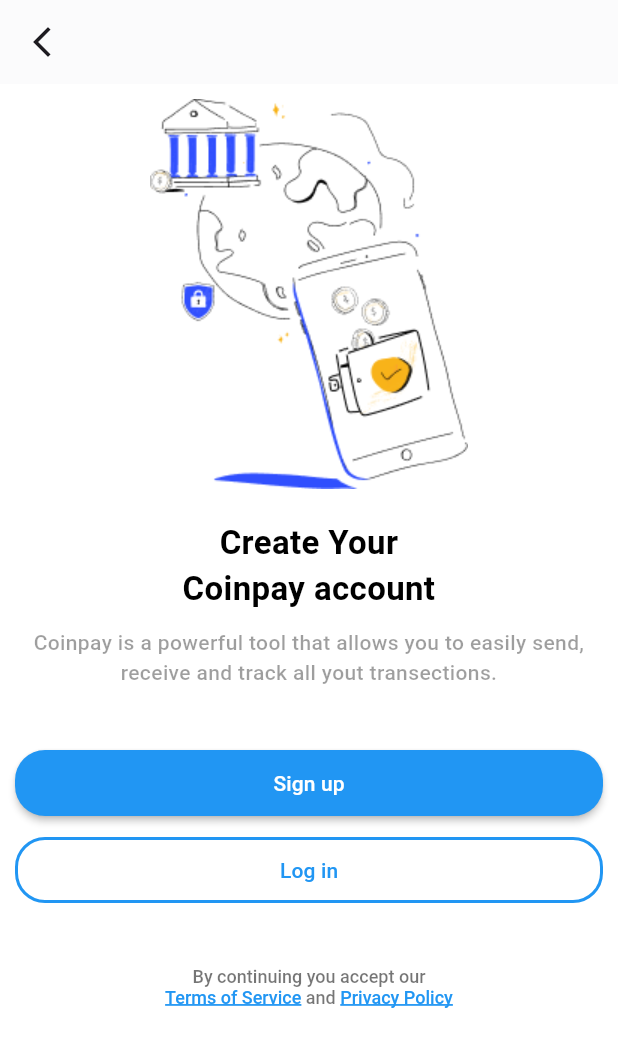
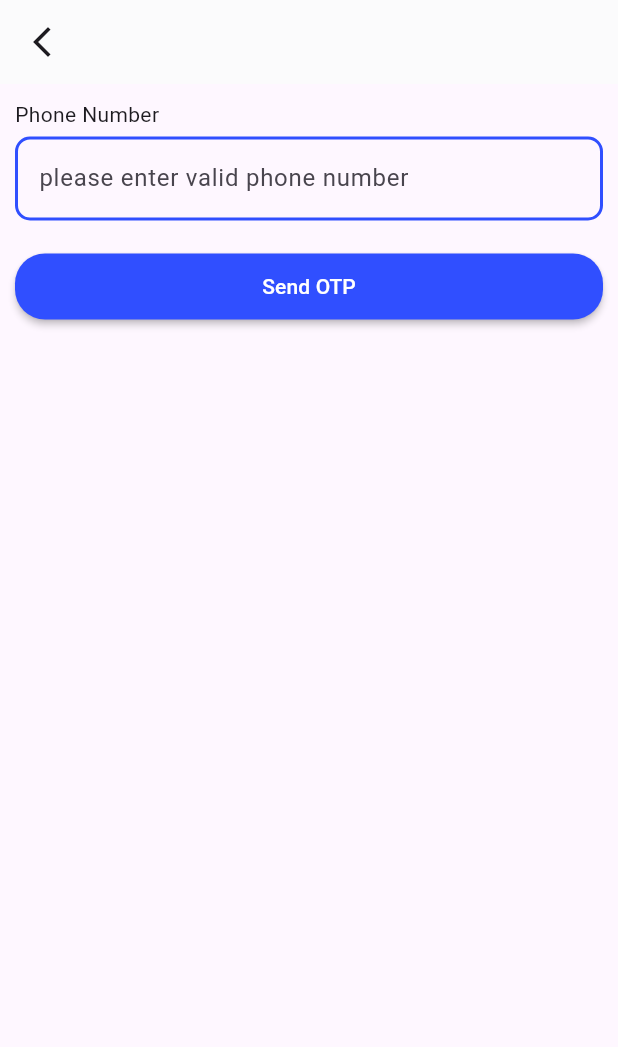
Before and after one commit to foysal012/coinpay, a Flutter app: the screen it shows after launch, after a tap on "Sign up", on a phone screen of 412 x 824 dp. Shown: the top 1047 px of the screen. Run offline on Flutter 3.47's test engine with Material 3 defaults, Android fonts, the phone set to English and light mode, and no system bars; our stand-ins replace flutter_spinkit, gap, lottie, smooth_page_indicator.

Commit message:
phone, otp, verification screen working

```diff
--- /dev/null
+++ b/lib/resources/constant/app_color.dart
@@ -0,0 +1,7 @@
+import 'dart:ui';
+
+class AppColor {
+
+  static final Color primaryColor = Color(0xff304FFF);
+
+}
--- a/lib/resources/constant/app_style.dart
+++ b/lib/resources/constant/app_style.dart
@@ -1,7 +1,9 @@
+import 'package:flutter/cupertino.dart';
 import 'package:gap/gap.dart';
 
 class AppStyle {
 
+  // Gap
   static final gap2_5 = Gap(2.5);
   static final gap5 = Gap(5.0);
   static final gap10 = Gap(10.0);
@@ -16,4 +18,27 @@
   static final gap80 = Gap(80.0);
 
 
+  // Padding
+  static final padding2_5 = EdgeInsets.all(2.5);
+  static final padding5 = EdgeInsets.all(5.0);
+  static final padding10 = EdgeInsets.all(10.0);
+  static final padding15 = EdgeInsets.all(15.0);
+  static final padding20 = EdgeInsets.all(20.0);
+  static final padding25 = EdgeInsets.all(25.0);
+
+  // Margin
+  static final margin2_5 = EdgeInsets.all(2.5);
+  static final margin5 = EdgeInsets.all(5.0);
+  static final margin10 = EdgeInsets.all(10.0);
+  static final margin15 = EdgeInsets.all(15.0);
+  static final margin20 = EdgeInsets.all(20.0);
+  static final margin25 = EdgeInsets.all(25.0);
+
+  // Radious
+  static final radius2_5 = BorderRadius.all(Radius.circular(2.5));
+  static final radius5 = BorderRadius.all(Radius.circular(5.0));
+  static final radius10 = BorderRadius.all(Radius.circular(10.0));
+  static final radius15 = BorderRadius.all(Radius.circular(15.0));
+  static final radius20 = BorderRadius.all(Radius.circular(20.0));
+  static final radius25 = BorderRadius.all(Radius.circular(25.0));
 }
--- a/lib/view/screen/auth/account_signUp_signin_screen.dart
+++ b/lib/view/screen/auth/account_signUp_signin_screen.dart
@@ -1,6 +1,8 @@
+import 'package:coinpay/resources/constant/app_color.dart';
 import 'package:flutter/material.dart';
 import '../../../resources/constant/app_image.dart';
 import '../../../resources/constant/app_style.dart';
+import 'signup/enter_phone_number_screen.dart';
 
 class AccountSignupSigninScreen extends StatefulWidget {
   const AccountSignupSigninScreen({super.key});
@@ -23,10 +25,13 @@
         height: MediaQuery.sizeOf(context).height,
         width: MediaQuery.sizeOf(context).width,
         color: Colors.white,
+        child: SingleChildScrollView(
           child: Column(
             children: [
+              AppStyle.gap60,
+
               Image.asset(AppImage.signUpSigning, fit: BoxFit.fill),
-            AppStyle.gap20,
+              AppStyle.gap40,
 
               Text('Create Your\nCoinpay account',
                   textAlign: TextAlign.center,
@@ -50,7 +55,7 @@
 
               MaterialButton(
                 onPressed: () {
-
+                  Navigator.of(context).push(MaterialPageRoute(builder: (context) => EnterPhoneNumberScreen()));
                 },
                 padding: EdgeInsets.symmetric(vertical: 8.0),
                 height: 44.0,
@@ -59,7 +64,7 @@
                   borderRadius: BorderRadiusGeometry.all(Radius.circular(20.0))
                 ),
                 textColor: Colors.white,
-              color: Colors.blue,
+                color: AppColor.primaryColor,
                 child: Text('Sign up'),
               ),
               AppStyle.gap10,
@@ -73,9 +78,9 @@
                 minWidth: MediaQuery.sizeOf(context).width,
                 shape: RoundedRectangleBorder(
                     borderRadius: BorderRadiusGeometry.all(Radius.circular(20.0)),
-                  side: BorderSide(color: Colors.blue, width: 2.0)
+                    side: BorderSide(color: AppColor.primaryColor, width: 2.0)
                 ),
-              textColor: Colors.blue,
+                textColor: AppColor.primaryColor,
                 // color: Colors.blueAccent,
                 child: Text('Log in'),
               ),
@@ -86,16 +91,17 @@
                 text: TextSpan(
                   text: 'By continuing you accept our\n',
                   style: TextStyle(fontSize: 12, color: Colors.black54, fontWeight: FontWeight.w500),
-                children: const <TextSpan>[
-                  TextSpan(text: 'Terms of Service', style: TextStyle(fontSize: 12, color: Colors.blue, fontWeight: FontWeight.w500, decoration: TextDecoration.underline, decorationThickness: 2.0)),
+                  children: <TextSpan>[
+                    TextSpan(text: 'Terms of Service', style: TextStyle(fontSize: 12, color: AppColor.primaryColor, fontWeight: FontWeight.w500, decoration: TextDecoration.underline, decorationThickness: 2.0)),
                     TextSpan(text: ' and '),
-                  TextSpan(text: 'Privacy Policy', style: TextStyle(fontSize: 12, color: Colors.blue, fontWeight: FontWeight.w500, decoration: TextDecoration.underline, decorationThickness: 2.0)),
+                    TextSpan(text: 'Privacy Policy', style: TextStyle(fontSize: 12, color: AppColor.primaryColor, fontWeight: FontWeight.w500, decoration: TextDecoration.underline, decorationThickness: 2.0)),
                   ],
                 ),
               )
             ],
           ),
         ),
+      ),
     );
   }
 }
--- /dev/null
+++ b/lib/view/screen/auth/signup/enter_phone_number_screen.dart
@@ -0,0 +1,77 @@
+import 'package:coinpay/resources/constant/app_color.dart';
+import 'package:coinpay/resources/constant/app_style.dart';
+import 'package:coinpay/view/screen/auth/signup/otp_verification_screen.dart';
+import 'package:flutter/material.dart';
+
+class EnterPhoneNumberScreen extends StatefulWidget {
+  const EnterPhoneNumberScreen({super.key});
+
+  @override
+  State<EnterPhoneNumberScreen> createState() => _EnterPhoneNumberScreenState();
+}
+
+class _EnterPhoneNumberScreenState extends State<EnterPhoneNumberScreen> {
+
+  final numberTextController = TextEditingController();
+
+  @override
+  Widget build(BuildContext context) {
+    return Scaffold(
+      appBar: AppBar(
+        leading: IconButton(onPressed: () => debugPrint('ok'), icon: Icon(Icons.arrow_back_ios_new)),
+        backgroundColor: Colors.white,
+        elevation: 0.5
+      ),
+
+      body: Container(
+        padding: AppStyle.padding10,
+        child: Column(
+          crossAxisAlignment: CrossAxisAlignment.start,
+          children: [
+            Text('Phone Number'),
+            AppStyle.gap5,
+
+            TextFormField(
+              controller: numberTextController,
+              maxLines: 1,
+              decoration: InputDecoration(
+                enabledBorder: OutlineInputBorder(
+                  borderRadius: AppStyle.radius10,
+                  borderSide: BorderSide(
+                    color: AppColor.primaryColor,
+                    width: 2.0
+                  )
+                ),
+                focusedBorder: OutlineInputBorder(
+                    borderRadius: AppStyle.radius10,
+                    borderSide: BorderSide(
+                        color: AppColor.primaryColor,
+                        width: 2.0
+                    )
+                ),
+                hintText: "please enter valid phone number"
+              ),
+            ),
+            AppStyle.gap20,
+
+            MaterialButton(
+              onPressed: () {
+                Navigator.of(context).push(MaterialPageRoute(builder: (context) => OtpVerificationScreen(phone: numberTextController.text)));
+              },
+              padding: EdgeInsets.symmetric(vertical: 8.0),
+              height: 44.0,
+              minWidth: MediaQuery.sizeOf(context).width,
+              shape: RoundedRectangleBorder(
+                  borderRadius: BorderRadiusGeometry.all(Radius.circular(20.0))
+              ),
+              textColor: Colors.white,
+              color: AppColor.primaryColor,
+              child: Text('Send OTP'),
+            ),
+
+          ],
+        ),
+      ),
+    );
+  }
+}
```
Also changed, not shown: lib/view/screen/auth/signup/otp_verification_screen.dart (added, +95 -0 lines), 2 other files. Lines whose indentation alone changed are shown as unchanged.
